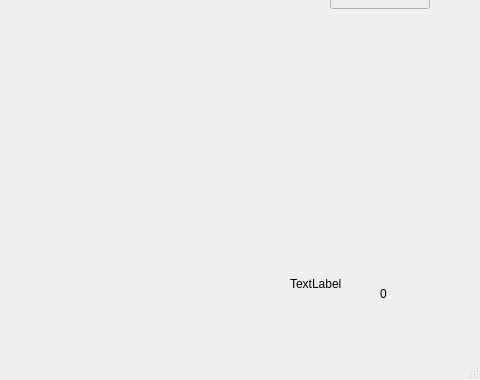
The window that mainwindow.ui (Gdist/2020-pd2-sokoban) describes before a commit, drawn with Qt 5; both pictures show x 320 to 800 and y 240 to 620 of the 800 by 620 pixel window.
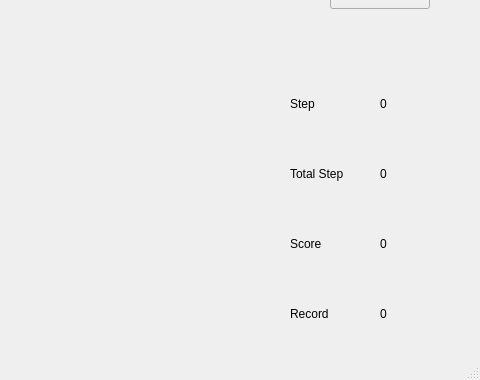
The same window after the commit.

Commit message: Main Menu & Steps (Curtrnt , Total) & Collection

```diff
--- a/mainwindow.ui
+++ b/mainwindow.ui
@@ -31,7 +31,7 @@
     <property name="geometry">
      <rect>
       <x>700</x>
-      <y>490</y>
+      <y>300</y>
       <width>80</width>
       <height>50</height>
      </rect>
@@ -44,13 +44,13 @@
     <property name="geometry">
      <rect>
       <x>610</x>
-      <y>480</y>
+      <y>300</y>
       <width>80</width>
       <height>50</height>
      </rect>
     </property>
     <property name="text">
-     <string>TextLabel</string>
+     <string>Step</string>
     </property>
    </widget>
    <widget class="QPushButton" name="ExitButton">
@@ -79,6 +79,97 @@
      <string>Reset</string>
     </property>
    </widget>
+   <widget class="QLabel" name="labelText2">
+    <property name="geometry">
+     <rect>
+      <x>610</x>
+      <y>370</y>
+      <width>80</width>
+      <height>50</height>
+     </rect>
+    </property>
+    <property name="text">
+     <string>Total Step</string>
+    </property>
+   </widget>
+   <widget class="QLabel" name="labelTStep">
+    <property name="geometry">
+     <rect>
+      <x>700</x>
+      <y>370</y>
+      <width>80</width>
+      <height>50</height>
+     </rect>
+    </property>
+    <property name="text">
+     <string>0</string>
+    </property>
+   </widget>
+   <widget class="QLabel" name="labelText3">
+    <property name="geometry">
+     <rect>
+      <x>610</x>
+      <y>440</y>
+      <width>80</width>
+      <height>50</height>
+     </rect>
+    </property>
+    <property name="text">
+     <string>Score</string>
+    </property>
+   </widget>
+   <widget class="QLabel" name="labelTStep_2">
+    <property name="geometry">
+     <rect>
+      <x>810</x>
+      <y>400</y>
+      <width>80</width>
+      <height>50</height>
+     </rect>
+    </property>
+    <property name="text">
+     <string>0</string>
+    </property>
+   </widget>
+   <widget class="QLabel" name="labelScore">
+    <property name="geometry">
+     <rect>
+      <x>700</x>
+      <y>440</y>
+      <width>80</width>
+      <height>50</height>
+     </rect>
+    </property>
+    <property name="text">
+     <string>0</string>
+    </property>
+   </widget>
+   <widget class="QLabel" name="labelText4">
+    <property name="geometry">
+     <rect>
+      <x>610</x>
+      <y>510</y>
+      <width>80</width>
+      <height>50</height>
+     </rect>
+    </property>
+    <property name="text">
+     <string>Record</string>
+    </property>
+   </widget>
+   <widget class="QLabel" name="labelRecord">
+    <property name="geometry">
+     <rect>
+      <x>700</x>
+      <y>510</y>
+      <width>80</width>
+      <height>50</height>
+     </rect>
+    </property>
+    <property name="text">
+     <string>0</string>
+    </property>
+   </widget>
   </widget>
   <widget class="QMenuBar" name="menuBar">
    <property name="geometry">
```
Left out of the diff: 9 changed lines with no effect on the pictures. The commit also changes 7 other files.
